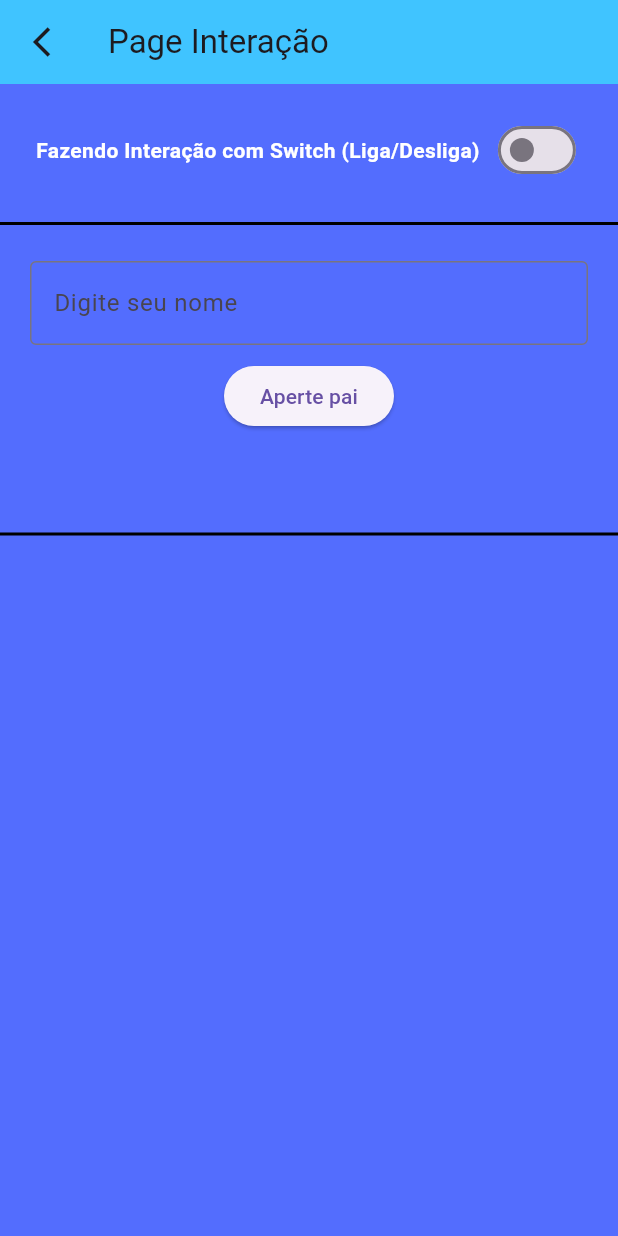
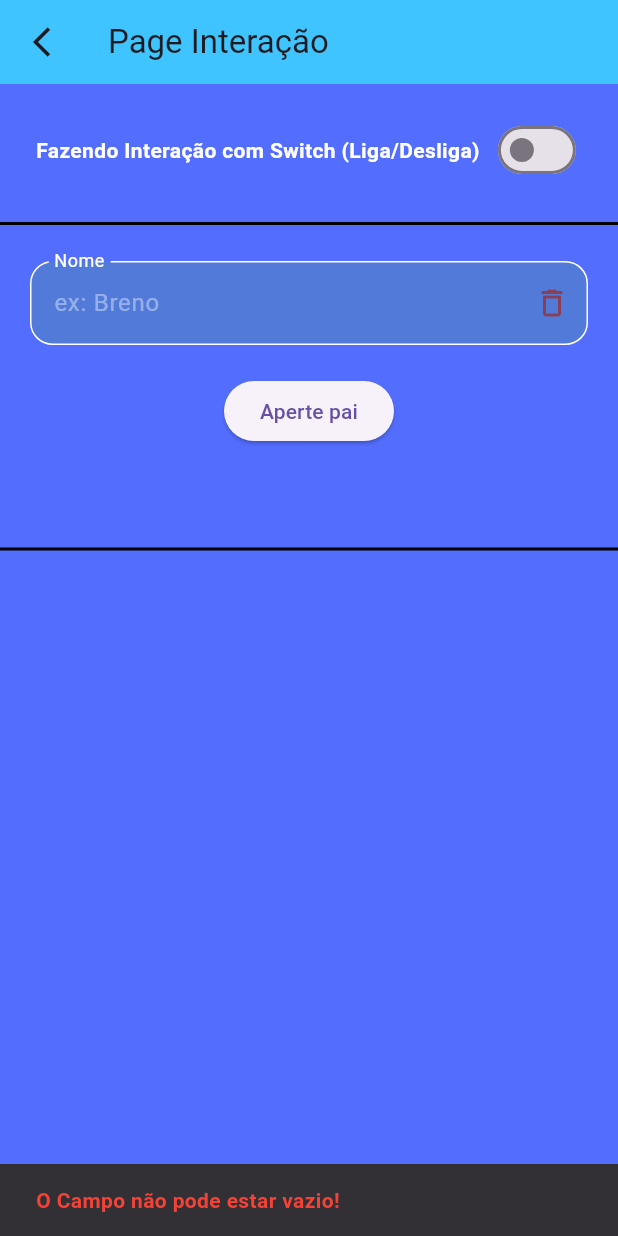
Before and after one commit to 1BrenoAlv/Flutter-Layouts, a Flutter app: the Ex screen opened directly, after a tap on "Aperte pai", on a phone screen of 412 x 824 dp. Run offline on Flutter 3.47's test engine with Material 3 defaults, Android fonts, the phone set to English and light mode, and no system bars.

```diff
--- a/lib/features/app_Main.dart
+++ b/lib/features/app_Main.dart
@@ -1,3 +1,4 @@
+
 import 'package:flutter/material.dart';
 import 'package:flutter_layouts/features/presentation/pages/home_page.dart';
 
--- a/lib/features/presentation/pages/ex.dart
+++ b/lib/features/presentation/pages/ex.dart
@@ -1,3 +1,5 @@
+import 'dart:math';
+
 import 'package:flutter/material.dart';
 
 class Ex extends StatefulWidget {
@@ -9,18 +11,30 @@ class Ex extends StatefulWidget {
 
 class _ExState extends State<Ex> {
   bool _ligado = false;
+  bool _excluir = true;
   String _text = '';
   final TextEditingController _textController = TextEditingController();
-
   void dispose() {
     _textController.dispose();
     super.dispose();
   }
 
   void mostrarTexto() {
+    if (_textController.text.trim().isEmpty) {
+      ScaffoldMessenger.of(context).showSnackBar(
+        SnackBar(
+          content: Text(
+            'O Campo não pode estar vazio!',
+            style: TextStyle(fontWeight: FontWeight.bold, color: Colors.red),
+          ),
+        ),
+      );
+    } else {
       setState(() {
         _text = _textController.text;
+        _excluir = true;
       });
+    }
   }
 
   @override
@@ -39,7 +53,7 @@ class _ExState extends State<Ex> {
         ),
         title: Text('Page Interação'),
       ),
-      body: Column(
+      body: ListView(
         children: [
           Padding(
             padding: EdgeInsets.all(20.0),
@@ -73,15 +87,69 @@ class _ExState extends State<Ex> {
           Padding(
             padding: EdgeInsets.all(20.0),
             child: Column(
+              mainAxisAlignment: MainAxisAlignment.center,
               children: [
-                TextField(
+                Row(
+                  children: [
+                    Expanded(
+                      child: TextField(
                         controller: _textController,
+                        cursorWidth: 5,
                         decoration: InputDecoration(
-                    labelText: 'Digite seu nome',
+                          filled: true,
+                          fillColor: _ligado
+                              ? const Color.fromARGB(97, 255, 214, 64)
+                              : const Color.fromARGB(54, 76, 175, 79),
+                          labelText: 'Nome',
+                          floatingLabelStyle: TextStyle(
+                            color: _ligado ? Colors.black : Colors.white,
+                          ), // ESTILIZA ELE
+                          floatingLabelBehavior: FloatingLabelBehavior
+                              .always, // PARA COLOCAR O LABEL PARA APARECER
+                          hintText: 'ex: Breno',
+                          hintStyle: TextStyle(
+                            color: const Color.fromARGB(100, 255, 255, 255),
+                          ),
+                          errorText: null,
                           border: OutlineInputBorder(),
+                          enabledBorder: OutlineInputBorder(
+                            // estilizar bordar quando esta no modo padrão
+                            borderRadius: BorderRadius.circular(15),
+                            borderSide: BorderSide(
+                              color: _ligado ? Colors.black : Colors.white,
                             ),
                           ),
-                SizedBox(height: 10),
+                          focusedBorder: OutlineInputBorder(
+                            // estilizar bordar quando esta no modo foco
+                            borderRadius: BorderRadius.circular(15),
+                            borderSide: BorderSide.none,
+                          ),
+
+                          suffixIcon: _excluir
+                              ? IconButton(
+                                  onPressed: () {
+                                    setState(() {
+                                      _excluir = false;
+                                      _textController.clear();
+                                      _text = '';
+                                    });
+                                  },
+                                  icon: Icon(Icons.delete_outline),
+                                )
+                              : null,
+                          suffixIconColor: const Color.fromARGB(
+                            181,
+                            160,
+                            39,
+                            31,
+                          ),
+                        ),
+                      ),
+                    ),
+                  ],
+                ),
+
+                SizedBox(height: 20),
                 ElevatedButton(
                   onPressed: () {
                     mostrarTexto();
--- a/lib/features/presentation/widgets/card_widgets.dart
+++ b/lib/features/presentation/widgets/card_widgets.dart
@@ -1,12 +1,10 @@
 import 'package:flutter/material.dart';
 
-// 1. Renomeei para ser mais claro e adicionei as propriedades
 class CardHomeWidget extends StatelessWidget {
-  // 2. O widget agora recebe os dados que você precisa
   final String titulo;
   final IconData icone;
   final String descricao;
-  final Widget destino; // A página/widget para onde navegar
+  final Widget destino;
 
   const CardHomeWidget({
     super.key,
```
Lines whose indentation alone changed are shown as unchanged.
